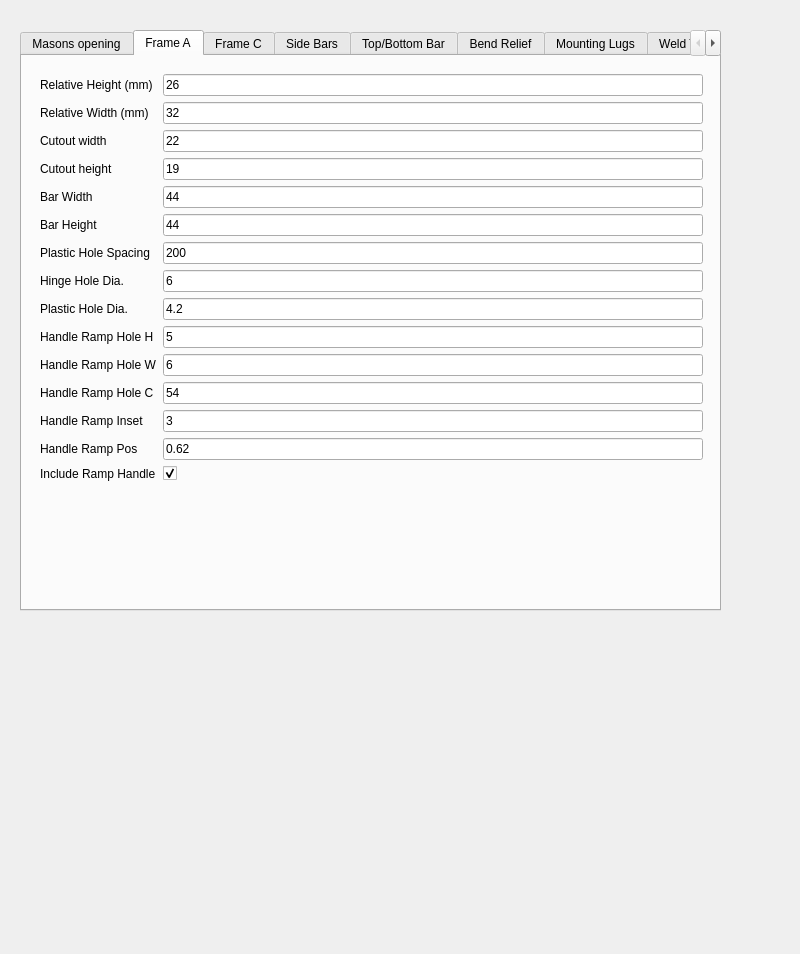
Old version of the form src/Min.ui in the repository kyloe/HalfaxIronWorks.
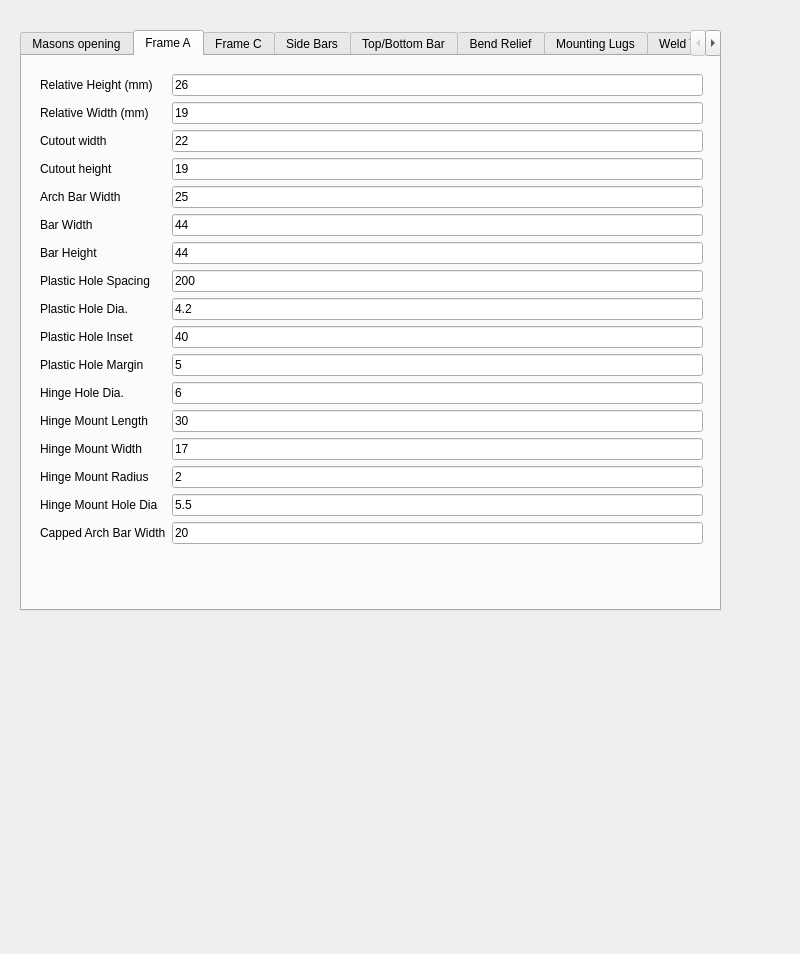
New version of the form. The open tabs and pages were chosen to show the change.

The edit to the form file:
```diff
--- a/src/Min.ui
+++ b/src/Min.ui
@@ -177,7 +177,7 @@
       <item row="1" column="1">
        <widget class="QLineEdit" name="FrameARelativeWidth">
         <property name="text">
-         <string>32</string>
+         <string>19</string>
         </property>
        </widget>
       </item>
@@ -210,159 +210,184 @@
        </widget>
       </item>
       <item row="4" column="0">
+       <widget class="QLabel" name="label_50">
+        <property name="text">
+         <string>Arch Bar Width</string>
+        </property>
+       </widget>
+      </item>
+      <item row="4" column="1">
+       <widget class="QLineEdit" name="ArchBarWidth">
+        <property name="text">
+         <string>25</string>
+        </property>
+       </widget>
+      </item>
+      <item row="5" column="0">
        <widget class="QLabel" name="label_2">
         <property name="text">
          <string>Bar Width</string>
         </property>
        </widget>
       </item>
-      <item row="4" column="1">
+      <item row="5" column="1">
        <widget class="QLineEdit" name="FrameABarWidth">
         <property name="text">
          <string>44</string>
         </property>
        </widget>
       </item>
-      <item row="5" column="0">
+      <item row="6" column="0">
        <widget class="QLabel" name="label_4">
         <property name="text">
          <string>Bar Height</string>
         </property>
        </widget>
       </item>
-      <item row="5" column="1">
+      <item row="6" column="1">
        <widget class="QLineEdit" name="FrameABarHeight">
         <property name="text">
          <string>44</string>
         </property>
        </widget>
       </item>
-      <item row="6" column="0">
+      <item row="7" column="0">
        <widget class="QLabel" name="label_21">
         <property name="text">
          <string>Plastic Hole Spacing</string>
         </property>
        </widget>
       </item>
-      <item row="6" column="1">
+      <item row="7" column="1">
        <widget class="QLineEdit" name="FrameAPlasticHoleSpacing">
         <property name="text">
          <string>200</string>
         </property>
        </widget>
       </item>
-      <item row="7" column="0">
+      <item row="11" column="0">
        <widget class="QLabel" name="label_3">
         <property name="text">
          <string>Hinge Hole Dia.</string>
         </property>
        </widget>
       </item>
-      <item row="7" column="1">
-       <widget class="QLineEdit" name="HoleDiameter">
-        <property name="text">
-         <string>6</string>
-        </property>
-       </widget>
-      </item>
-      <item row="9" column="0">
-       <widget class="QLabel" name="label_26">
-        <property name="text">
-         <string>Plastic Hole Dia.</string>
-        </property>
-       </widget>
-      </item>
-      <item row="9" column="1">
-       <widget class="QLineEdit" name="PlasticHoleDiameter">
-        <property name="text">
-         <string>4.2</string>
-        </property>
-       </widget>
-      </item>
-      <item row="10" column="0">
-       <widget class="QLabel" name="label_27">
-        <property name="text">
-         <string>Handle Ramp Hole H</string>
-        </property>
-       </widget>
-      </item>
-      <item row="10" column="1">
-       <widget class="QLineEdit" name="HandleRampHoleHeight">
-        <property name="text">
-         <string>5</string>
-        </property>
-       </widget>
-      </item>
-      <item row="11" column="0">
-       <widget class="QLabel" name="label_28">
-        <property name="text">
-         <string>Handle Ramp Hole W</string>
-        </property>
-       </widget>
-      </item>
       <item row="11" column="1">
-       <widget class="QLineEdit" name="HandleRampHoleWidth">
+       <widget class="QLineEdit" name="HoleDiameter">
         <property name="text">
          <string>6</string>
         </property>
        </widget>
       </item>
-      <item row="12" column="0">
-       <widget class="QLabel" name="label_36">
-        <property name="text">
-         <string>Handle Ramp Hole C</string>
-        </property>
-       </widget>
-      </item>
-      <item row="12" column="1">
-       <widget class="QLineEdit" name="HandleRampHoleCentres">
-        <property name="text">
-         <string>54</string>
-        </property>
-       </widget>
-      </item>
-      <item row="14" column="0">
-       <widget class="QLabel" name="label_37">
-        <property name="text">
-         <string>Handle Ramp Inset</string>
-        </property>
-       </widget>
-      </item>
       <item row="14" column="1">
        <widget class="QLineEdit" name="HandleRampHoleInset">
         <property name="text">
-         <string>3</string>
+         <string>30</string>
         </property>
        </widget>
       </item>
       <item row="15" column="1">
        <widget class="QLineEdit" name="HandleRampHolePosition">
         <property name="text">
-         <string>0.62</string>
+         <string>17</string>
+        </property>
+       </widget>
+      </item>
+      <item row="16" column="1">
+       <widget class="QLineEdit" name="HingeMountRadius">
+        <property name="text">
+         <string>2</string>
+        </property>
+       </widget>
+      </item>
+      <item row="17" column="1">
+       <widget class="QLineEdit" name="HingeMountHoleDia">
+        <property name="text">
+         <string>5.5</string>
+        </property>
+       </widget>
+      </item>
+      <item row="14" column="0">
+       <widget class="QLabel" name="label_27">
+        <property name="text">
+         <string>Hinge Mount Length</string>
         </property>
        </widget>
       </item>
       <item row="15" column="0">
-       <widget class="QLabel" name="label_44">
+       <widget class="QLabel" name="label_28">
         <property name="text">
-         <string>Handle Ramp Pos</string>
+         <string>Hinge Mount Width</string>
         </property>
        </widget>
       </item>
       <item row="16" column="0">
-       <widget class="QLabel" name="label_45">
+       <widget class="QLabel" name="label_36">
         <property name="text">
-         <string>Include Ramp Handle</string>
+         <string>Hinge Mount Radius</string>
         </property>
        </widget>
       </item>
-      <item row="16" column="1">
-       <widget class="QCheckBox" name="IncludeRampHandle">
+      <item row="17" column="0">
+       <widget class="QLabel" name="label_37">
         <property name="text">
-         <string/>
+         <string>Hinge Mount Hole Dia</string>
         </property>
-        <property name="checked">
-         <bool>true</bool>
+       </widget>
+      </item>
+      <item row="8" column="1">
+       <widget class="QLineEdit" name="PlasticHoleDiameter">
+        <property name="text">
+         <string>4.2</string>
+        </property>
+       </widget>
+      </item>
+      <item row="8" column="0">
+       <widget class="QLabel" name="label_26">
+        <property name="text">
+         <string>Plastic Hole Dia.</string>
+        </property>
+       </widget>
+      </item>
+      <item row="9" column="0">
+       <widget class="QLabel" name="label_52">
+        <property name="text">
+         <string>Plastic Hole Inset</string>
+        </property>
+       </widget>
+      </item>
+      <item row="10" column="0">
+       <widget class="QLabel" name="PlasticHoleMarginLabel">
+        <property name="text">
+         <string>Plastic Hole Margin</string>
+        </property>
+       </widget>
+      </item>
+      <item row="9" column="1">
+       <widget class="QLineEdit" name="PlasticHoleInset">
+        <property name="text">
+         <string>40</string>
+        </property>
+       </widget>
+      </item>
+      <item row="10" column="1">
+       <widget class="QLineEdit" name="PlasticHoleMargin">
+        <property name="text">
+         <string>5</string>
+        </property>
+       </widget>
+      </item>
+      <item row="18" column="0">
+       <widget class="QLabel" name="label_53">
+        <property name="text">
+         <string>Capped Arch Bar Width</string>
+        </property>
+       </widget>
+      </item>
+      <item row="18" column="1">
+       <widget class="QLineEdit" name="CappedArchBarWidth">
+        <property name="text">
+         <string>20</string>
         </property>
        </widget>
       </item>
@@ -629,6 +654,90 @@
         </property>
        </widget>
       </item>
+      <item row="2" column="0">
+       <widget class="QLabel" name="label_44">
+        <property name="text">
+         <string>Simple Bar Width</string>
+        </property>
+       </widget>
+      </item>
+      <item row="4" column="0">
+       <widget class="QLabel" name="label_51">
+        <property name="text">
+         <string>Simple Bar Rel Width</string>
+        </property>
+       </widget>
+      </item>
+      <item row="2" column="1">
+       <widget class="QLineEdit" name="SimpleBarWidth">
+        <property name="text">
+         <string>17</string>
+        </property>
+       </widget>
+      </item>
+      <item row="4" column="1">
+       <widget class="QLineEdit" name="SimpleBarRelWidth">
+        <property name="text">
+         <string>15</string>
+        </property>
+       </widget>
+      </item>
+      <item row="5" column="0">
+       <widget class="QLabel" name="label_45">
+        <property name="text">
+         <string>Holed Simple Bar Width</string>
+        </property>
+       </widget>
+      </item>
+      <item row="5" column="1">
+       <widget class="QLineEdit" name="HoledSimpleBarWidth">
+        <property name="text">
+         <string>22</string>
+        </property>
+       </widget>
+      </item>
+      <item row="6" column="0">
+       <widget class="QLabel" name="label_54">
+        <property name="text">
+         <string>Holed Bar Top Inset</string>
+        </property>
+       </widget>
+      </item>
+      <item row="7" column="0">
+       <widget class="QLabel" name="label_55">
+        <property name="text">
+         <string>Holed Bar Bottom Inset</string>
+        </property>
+       </widget>
+      </item>
+      <item row="6" column="1">
+       <widget class="QLineEdit" name="HoledBarTopInset">
+        <property name="text">
+         <string>25</string>
+        </property>
+       </widget>
+      </item>
+      <item row="7" column="1">
+       <widget class="QLineEdit" name="HoledBarBottomInset">
+        <property name="text">
+         <string>75</string>
+        </property>
+       </widget>
+      </item>
+      <item row="8" column="0">
+       <widget class="QLabel" name="label_56">
+        <property name="text">
+         <string>Holed Bar Margin</string>
+        </property>
+       </widget>
+      </item>
+      <item row="8" column="1">
+       <widget class="QLineEdit" name="HoledBarMargin">
+        <property name="text">
+         <string>5</string>
+        </property>
+       </widget>
+      </item>
      </layout>
     </widget>
    </widget>
```
Left out of the diff: 60 changed lines with no effect on the pictures.
